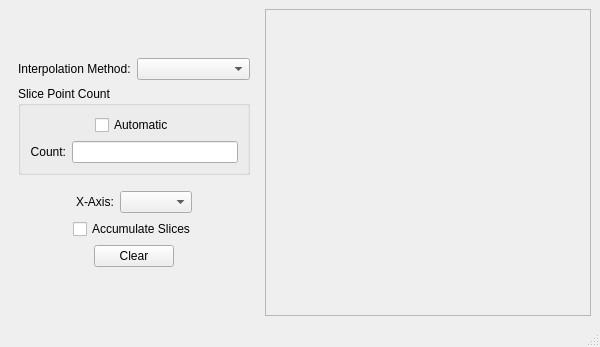
Old version of the form code/display/Slicer/SlicerMainWindow.ui in the repository radio-astro/casa.
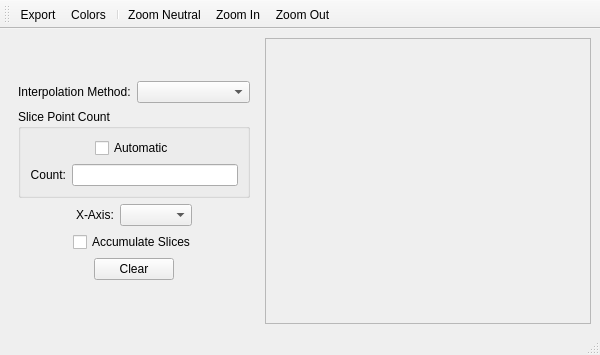
New version of the form. Icons and pictures are not drawn.

```diff
--- a/code/display/Slicer/SlicerMainWindow.ui
+++ b/code/display/Slicer/SlicerMainWindow.ui
@@ -7,7 +7,7 @@
     <x>0</x>
     <y>0</y>
     <width>600</width>
-    <height>347</height>
+    <height>355</height>
    </rect>
   </property>
   <property name="maximumSize">
@@ -298,6 +298,83 @@
    </property>
   </widget>
   <widget class="QStatusBar" name="statusbar"/>
+  <widget class="QToolBar" name="toolBar">
+   <property name="windowTitle">
+    <string>toolBar</string>
+   </property>
+   <attribute name="toolBarArea">
+    <enum>TopToolBarArea</enum>
+   </attribute>
+   <attribute name="toolBarBreak">
+    <bool>false</bool>
+   </attribute>
+   <addaction name="actionExport"/>
+   <addaction name="actionColor"/>
+   <addaction name="separator"/>
+   <addaction name="actionZoomNeutral"/>
+   <addaction name="actionZoomIn"/>
+   <addaction name="actionZoomOut"/>
+  </widget>
+  <action name="actionExport">
+   <property name="icon">
+    <iconset>
+     <normaloff>:/images/save.png</normaloff>:/images/save.png</iconset>
+   </property>
+   <property name="text">
+    <string>Export</string>
+   </property>
+   <property name="toolTip">
+    <string>Export 1D slice to file.</string>
+   </property>
+  </action>
+  <action name="actionColor">
+   <property name="icon">
+    <iconset>
+     <normaloff>:/images/colorWheel.png</normaloff>:/images/colorWheel.png</iconset>
+   </property>
+   <property name="text">
+    <string>Colors</string>
+   </property>
+   <property name="toolTip">
+    <string>Change color preferences.</string>
+   </property>
+  </action>
+  <action name="actionZoomIn">
+   <property name="icon">
+    <iconset>
+     <normaloff>:/images/zoomIn.png</normaloff>:/images/zoomIn.png</iconset>
+   </property>
+   <property name="text">
+    <string>Zoom In</string>
+   </property>
+   <property name="toolTip">
+    <string>Zoom In</string>
+   </property>
+  </action>
+   <action name="actionZoomOut">
+   <property name="icon">
+    <iconset>
+     <normaloff>:/images/zoomOut.png</normaloff>:/images/zoomOut.png</iconset>
+   </property>
+   <property name="text">
+    <string>Zoom Out</string>
+   </property>
+   <property name="toolTip">
+    <string>Zoom Out</string>
+   </property>
+  </action>
+   <action name="actionZoomNeutral">
+   <property name="icon">
+    <iconset>
+     <normaloff>:/images/zoomNeutral.png</normaloff>:/images/zoomNeutral.png</iconset>
+   </property>
+   <property name="text">
+    <string>Zoom Neutral</string>
+   </property>
+   <property name="toolTip">
+    <string>Zoom Neutral</string>
+   </property>
+  </action>
  </widget>
  <resources/>
  <connections/>
```
Left out of the diff: 10 changed lines with no effect on the pictures.
